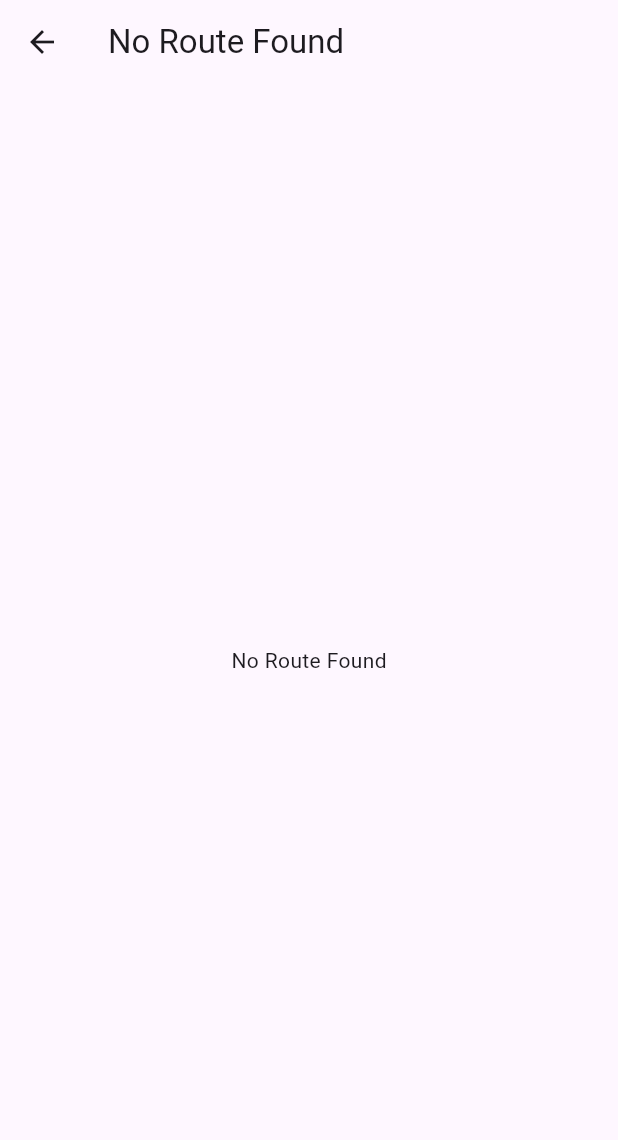
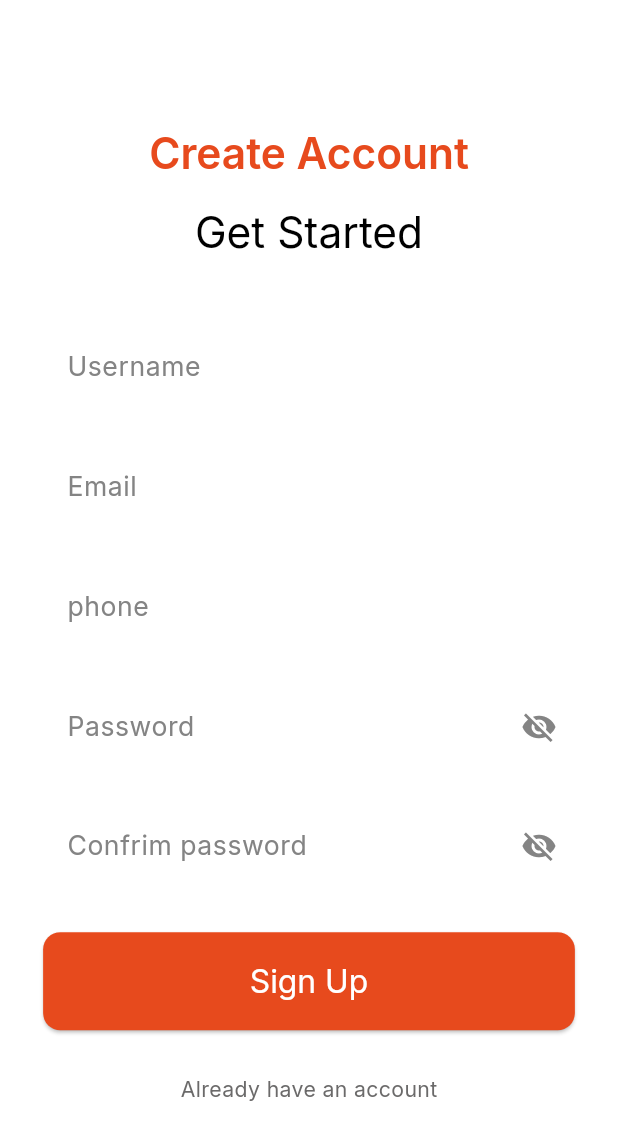
Before and after one commit to Pet-s-app/pets_app, a Flutter app: the screen it shows after launch, on a phone screen of 412 x 824 dp. Shown: the top 1140 px of the screen. Run offline on Flutter 3.47's test engine with Material 3 defaults, Android fonts, the phone set to English and light mode, and no system bars; our stand-ins replace dio, flutter_bloc, flutter_keyboard_visibility, flutter_screenutil, flutter_svg, google_fonts.

Commit message:
feature:register screen ui

```diff
--- a/lib/core/resources/color_manager.dart
+++ b/lib/core/resources/color_manager.dart
@@ -1 +1,9 @@
-class ColorManager {}
+import 'package:flutter/material.dart';
+
+class ColorManager {
+  static const Color primary = Color(0xFFE74A1D);
+  static const Color grey = Color(0xFF848484);
+  static const Color black = Color(0xFF000000);
+  static const Color darkGrey = Color(0xFF6B6A6A);
+  static const Color white = Color(0xFFFFFFFF);
+}
--- a/lib/core/resources/font_manager.dart
+++ b/lib/core/resources/font_manager.dart
@@ -1,9 +1,7 @@
 import 'package:flutter/material.dart';
 import 'package:flutter_screenutil/flutter_screenutil.dart';
 
-class FontConstants {
-  static const String fontFamily = 'Poppins';
-}
+class FontConstants {}
 
 class FontWeightManager {
   static const FontWeight light = FontWeight.w300;
--- a/lib/core/resources/value_manager.dart
+++ b/lib/core/resources/value_manager.dart
@@ -0,0 +1,30 @@
+class Insets {
+  static const double s2 = 2.0;
+  static const double s5 = 5.0;
+  static const double s8 = 8.0;
+  static const double s12 = 12.0;
+  static const double s14 = 14.0;
+  static const double s16 = 16.0;
+  static const double s18 = 18.0;
+  static const double s20 = 20.0;
+}
+
+class Sizes {
+  static const double s1 = 1;
+  static const double s2 = 2;
+  static const double s8 = 8.0;
+  static const double s10 = 10.0;
+  static const double s12 = 12.0;
+  static const double s14 = 14.0;
+  static const double s16 = 16.0;
+  static const double s18 = 18.0;
+  static const double s20 = 20.0;
+  static const double s24 = 24.0;
+  static const double s28 = 28.0;
+  static const double s40 = 40.0;
+  static const double s50 = 50.0;
+  static const double s60 = 60.0;
+  static const double s100 = 100.0;
+  static const double s120 = 120.0;
+  static const double s135 = 135.0;
+}
--- a/lib/core/routes/route_generator.dart
+++ b/lib/core/routes/route_generator.dart
@@ -1,10 +1,12 @@
 import 'package:flutter/material.dart';
+import 'package:pets_app/core/routes/routes.dart';
+import 'package:pets_app/features/auth/presentation/view/register.dart';
 
 class RouteGenerator {
   static Route<dynamic> getRoute(RouteSettings settings) {
     switch (settings.name) {
-      // case Routes.register:
-      //   return MaterialPageRoute(builder: (_) => const RegisterScreen());
+      case Routes.register:
+        return MaterialPageRoute(builder: (_) => const RegisterScreen());
       // case Routes.login:
       //   return MaterialPageRoute(builder: (_) => const LoginScreen());
 
--- /dev/null
+++ b/lib/core/shared/widgets/custom_elevated_button.dart
@@ -0,0 +1,20 @@
+import 'package:flutter/material.dart';
+
+class CustomElevatedButton extends StatelessWidget {
+  const CustomElevatedButton(
+      {required this.onPressed,
+      required this.child,
+      this.buttonStyle,
+      super.key});
+  final void Function() onPressed;
+  final Widget? child;
+  final ButtonStyle? buttonStyle;
+  @override
+  Widget build(BuildContext context) {
+    return ElevatedButton(
+      onPressed: onPressed,
+      style: buttonStyle,
+      child: child,
+    );
+  }
+}
--- /dev/null
+++ b/lib/core/shared/widgets/custom_loading_indicator.dart
@@ -0,0 +1,15 @@
+import 'package:flutter/material.dart';
+import 'package:pets_app/core/resources/color_manager.dart';
+
+class LoadingIndicator extends StatelessWidget {
+  const LoadingIndicator({this.color = ColorManager.primary, super.key});
+  final Color color;
+  @override
+  Widget build(BuildContext context) {
+    return Center(
+      child: CircularProgressIndicator(
+        color: color,
+      ),
+    );
+  }
+}
--- /dev/null
+++ b/lib/core/shared/widgets/deafult_text_field.dart
@@ -0,0 +1,108 @@
+import 'package:flutter/material.dart';
+import 'package:flutter/services.dart';
+import 'package:flutter_screenutil/flutter_screenutil.dart';
+import 'package:flutter_svg/svg.dart';
+import 'package:pets_app/core/resources/color_manager.dart';
+import 'package:pets_app/core/utils/helpers/helper_functons.dart';
+
+class DefaultTextFormField extends StatefulWidget {
+  const DefaultTextFormField({
+    this.textEditingController,
+    this.isPassword = false,
+    this.validator,
+    required this.hintText,
+    this.prefixImageName,
+    this.textInputType,
+    this.onChanged,
+    this.maxLines = 1,
+    this.isSearch = false,
+    this.textCapitalization = TextCapitalization.none,
+    this.textInputFormatter,
+    super.key,
+  });
+  final TextEditingController? textEditingController;
+  final bool isPassword;
+  final String? Function(String?)? validator;
+  final String hintText;
+  final String? prefixImageName;
+  final TextInputType? textInputType;
+  final void Function(String)? onChanged;
+  final int? maxLines;
+  final bool isSearch;
+  final TextCapitalization textCapitalization;
+  final TextInputFormatter? textInputFormatter;
+
+  @override
+  State<DefaultTextFormField> createState() => _DefaultTextFormFieldState();
+}
+
+class _DefaultTextFormFieldState extends State<DefaultTextFormField> {
+  late bool isObscure = widget.isPassword;
+  @override
+  Widget build(BuildContext context) {
+    return TextFormField(
+      onTapOutside: (event) {
+        FocusManager.instance.primaryFocus?.unfocus();
+      },
+      onEditingComplete: () {
+        FocusManager.instance.primaryFocus!.nextFocus();
+      },
+      inputFormatters: widget.textInputFormatter == null
+          ? []
+          : [
+              widget.textInputFormatter!,
+            ],
+      textCapitalization: widget.textCapitalization,
+      textInputAction: TextInputAction.done,
+      controller: widget.textEditingController,
+      onChanged: widget.onChanged,
+      cursorColor: ColorManager.primary,
+      autovalidateMode: AutovalidateMode.onUserInteraction,
+      keyboardType: widget.textInputType,
+      style: HelperFunction.textTheme(context).bodySmall,
+      maxLines: widget.maxLines,
+      decoration: InputDecoration(
+        errorMaxLines: 2,
+        filled: true,
+        fillColor: ColorManager.white,
+        prefixIcon: widget.prefixImageName != null
+            ? SvgPicture.asset(
+                'assets/icons/${widget.prefixImageName}.svg',
+                fit: BoxFit.scaleDown,
+              )
+            : null,
+        suffixIcon: widget.isPassword
+            ? IconButton(
+                onPressed: () {
+                  setState(() {
+                    isObscure = !isObscure;
+                  });
+                },
+                icon: Icon(
+                  isObscure ? Icons.visibility_off : Icons.visibility,
+                  color: ColorManager.grey,
+                ),
+              )
+            : null,
+        hintText: widget.hintText,
+        hintStyle: HelperFunction.textTheme(context).bodySmall,
+        border: OutlineInputBorder(
+          borderRadius: BorderRadius.circular(15.r),
+          borderSide: BorderSide.none,
+        ),
+        focusedBorder: OutlineInputBorder(
+          borderRadius: BorderRadius.circular(10.r),
+          borderSide: const BorderSide(
+            color: ColorManager.primary,
+            width: 2,
+          ),
+        ),
+        errorStyle: HelperFunction.textTheme(context).bodyMedium!.copyWith(
+              color: const Color.fromARGB(255, 255, 0, 0),
+            ),
+      ),
+      validator: widget.validator,
+      obscureText: isObscure,
+    );
+  }
+}
--- a/lib/core/theme/light_theme.dart
+++ b/lib/core/theme/light_theme.dart
@@ -1,10 +1,14 @@
 import 'package:flutter/material.dart';
+import 'package:flutter_screenutil/flutter_screenutil.dart';
+import 'package:google_fonts/google_fonts.dart';
+import 'package:pets_app/core/resources/color_manager.dart';
+import 'package:pets_app/core/resources/font_manager.dart';
 
-final theme = ThemeData(
-    // primaryColor: ThemeColors.black,
-    // pageTransitionsTheme: const PageTransitionsTheme(builders: {
-    //   TargetPlatform.android: FadeUpwardsPageTransitionsBuilder(),
-    // }),
+final lightTheme = ThemeData(
+  primaryColor: ColorManager.primary,
+  pageTransitionsTheme: const PageTransitionsTheme(builders: {
+    TargetPlatform.android: FadeUpwardsPageTransitionsBuilder(),
+  }),
   // appBarTheme: AppBarTheme(
   //   centerTitle: true,
   //   titleTextStyle: GoogleFonts.roboto(
@@ -18,23 +22,23 @@ final theme = ThemeData(
   //   surfaceTintColor: ThemeColors.black,
   //   foregroundColor: ThemeColors.yellow,
   // ),
-    // elevatedButtonTheme: ElevatedButtonThemeData(
-    //   style: ElevatedButton.styleFrom(
-    //     backgroundColor: ThemeColors.yellow,
-    //     fixedSize: Size(double.infinity, 55.h),
-    //     textStyle: GoogleFonts.roboto(
-    //       color: ThemeColors.black,
-    //       fontSize: 20,
-    //     ),
-    //     foregroundColor: ThemeColors.black,
-    //     shape: RoundedRectangleBorder(
-    //       borderRadius: BorderRadius.circular(
-    //         15.r,
-    //       ),
-    //     ),
-    //     minimumSize: Size(double.infinity, 55.h),
-    //   ),
-    // ),
+  elevatedButtonTheme: ElevatedButtonThemeData(
+    style: ElevatedButton.styleFrom(
+      backgroundColor: ColorManager.primary,
+      fixedSize: Size(double.infinity, 74.h),
+      textStyle: GoogleFonts.inter(
+        color: ColorManager.white,
+        fontSize: FontSize.s24,
+      ),
+      foregroundColor: ColorManager.white,
+      shape: RoundedRectangleBorder(
+        borderRadius: BorderRadius.circular(
+          13.r,
+        ),
+      ),
+      minimumSize: Size(double.infinity, 74.h),
+    ),
+  ),
   // outlinedButtonTheme: OutlinedButtonThemeData(
   //   style: OutlinedButton.styleFrom(
   //     fixedSize: Size(double.infinity, 55.h),
@@ -53,22 +57,33 @@ final theme = ThemeData(
   //     ),
   //   ),
   // ),
-    // scaffoldBackgroundColor: ThemeColors.black,
-    // textTheme: TextTheme(
-    //     bodyLarge: GoogleFonts.inter(
-    //       fontSize: 36.sp,
-    //       fontWeight: FontWeight.w500,
-    //       color: ThemeColors.white,
-    //     ),
-    //     bodyMedium: GoogleFonts.roboto(
-    //       fontSize: 16.sp,
-    //       color: ThemeColors.white,
-    //     ),
-    //     titleLarge: GoogleFonts.roboto(
-    //       fontSize: 24.sp,
-    //       fontWeight: FontWeight.w700,
-    //       color: ThemeColors.white,
-    //     )),
+  scaffoldBackgroundColor: ColorManager.white,
+  textTheme: TextTheme(
+    bodyLarge: GoogleFonts.inter(
+      fontSize: 40.sp,
+      fontWeight: FontWeightManager.semiBold,
+      color: ColorManager.primary,
+    ),
+    bodySmall: GoogleFonts.inter(
+      fontSize: 20.sp,
+      fontWeight: FontWeightManager.regular,
+      color: ColorManager.grey,
+    ),
+    bodyMedium: GoogleFonts.inter(
+      fontSize: FontSize.s16,
+      color: ColorManager.grey,
+    ),
+    titleLarge: GoogleFonts.inter(
+      fontSize: 24.sp,
+      fontWeight: FontWeightManager.semiBold,
+      color: ColorManager.black,
+    ),
+    headlineLarge: GoogleFonts.inter(
+      fontSize: 32.sp,
+      fontWeight: FontWeightManager.semiBold,
+      color: ColorManager.primary,
+    ),
+  ),
   // bottomNavigationBarTheme: const BottomNavigationBarThemeData(
   //   backgroundColor: ThemeColors.grey,
   //   selectedItemColor: ThemeColors.yellow,
--- /dev/null
+++ b/lib/core/utils/helpers/helper_functons.dart
@@ -0,0 +1,7 @@
+import 'package:flutter/material.dart';
+
+class HelperFunction {
+  static TextTheme textTheme(BuildContext context) {
+    return Theme.of(context).textTheme;
+  }
+}
--- /dev/null
+++ b/lib/features/auth/presentation/view/register.dart
@@ -0,0 +1,152 @@
+import 'dart:async';
+
+import 'package:flutter/material.dart';
+import 'package:flutter_keyboard_visibility/flutter_keyboard_visibility.dart';
+import 'package:flutter_screenutil/flutter_screenutil.dart';
+import 'package:pets_app/core/resources/color_manager.dart';
+import 'package:pets_app/core/shared/widgets/custom_elevated_button.dart';
+import 'package:pets_app/core/shared/widgets/deafult_text_field.dart';
+import 'package:pets_app/core/utils/helpers/helper_functons.dart';
+import 'package:pets_app/core/utils/helpers/validation_helper.dart';
+
+class RegisterScreen extends StatefulWidget {
+  const RegisterScreen({super.key});
+
+  @override
+  State<RegisterScreen> createState() => _RegisterScreenState();
+}
+
+class _RegisterScreenState extends State<RegisterScreen> {
+  final GlobalKey<FormState> _formKey = GlobalKey<FormState>();
+  final TextEditingController _userNameController = TextEditingController();
+  final TextEditingController _emailController = TextEditingController();
+  final TextEditingController _phoneController = TextEditingController();
+  final TextEditingController _passwordController = TextEditingController();
+  final TextEditingController _confrimPasswordController =
+      TextEditingController();
+  late StreamSubscription<bool> keyboardSubscription;
+
+  @override
+  void initState() {
+    super.initState();
+
+    var keyboardVisibilityController = KeyboardVisibilityController();
+
+    keyboardSubscription =
+        keyboardVisibilityController.onChange.listen((bool visible) {
+      if (!visible) {
+        FocusManager.instance.primaryFocus!.unfocus();
+      }
+    });
+  }
+
+  @override
+  void dispose() {
+    _userNameController.dispose();
+    _emailController.dispose();
+    _phoneController.dispose();
+    _passwordController.dispose();
+    _confrimPasswordController.dispose();
+    super.dispose();
+  }
+
+  @override
+  Widget build(BuildContext context) {
+    return Scaffold(
+      body: SafeArea(
+        minimum: EdgeInsets.only(top: 96.h),
+        child: Form(
+          key: _formKey,
+          child: Padding(
+            padding: EdgeInsets.symmetric(horizontal: 30.w),
+            child: SingleChildScrollView(
+              child: Column(
+                children: [
+                  Text(
+                    'Create Account',
+                    style: HelperFunction.textTheme(context).headlineLarge,
+                  ),
+                  SizedBox(
+                    height: 20.h,
+                  ),
+                  Text(
+                    'Get Started',
+                    style: HelperFunction.textTheme(context)
+                        .headlineLarge!
+                        .copyWith(
+                          color: ColorManager.black,
+                          fontWeight: FontWeight.normal,
+                        ),
+                  ),
+                  SizedBox(
+                    height: 50.h,
+                  ),
+                  DefaultTextFormField(
+                    hintText: 'Username',
+                    textEditingController: _userNameController,
+                    textCapitalization: TextCapitalization.words,
+                  ),
+                  SizedBox(
+                    height: 27.h,
+                  ),
+                  DefaultTextFormField(
+                    hintText: 'Email',
+                    textEditingController: _emailController,
+                    textInputType: TextInputType.emailAddress,
+                    validator: (email) => ValidationHelper.isValidEmail(email),
+                  ),
+                  SizedBox(
+                    height: 27.h,
+                  ),
+                  DefaultTextFormField(
+                    hintText: 'phone',
+                    textEditingController: _phoneController,
+                  ),
+                  SizedBox(
+                    height: 27.h,
+                  ),
+                  DefaultTextFormField(
+                    hintText: 'Password',
+                    isPassword: true,
+                    textEditingController: _passwordController,
+                    validator: (password) =>
+                        ValidationHelper.isValidPassword(password),
+                  ),
+                  SizedBox(
+                    height: 27.h,
+                  ),
+                  DefaultTextFormField(
+                    hintText: 'Confrim password',
+                    textEditingController: _confrimPasswordController,
+                    isPassword: true,
+                    validator: (confirmPassword) =>
+                        ValidationHelper.isValidConfirmPassword(
+                      confirmPassword,
+                      _confrimPasswordController,
+                    ),
+                  ),
+                  SizedBox(
+                    height: 33.h,
+                  ),
+                  CustomElevatedButton(
+                    onPressed: () {},
+                    child: const Text('Sign Up'),
+                  ),
+                  SizedBox(
+                    height: 33.h,
+                  ),
+                  Text(
+                    'Already have an account',
+                    style: HelperFunction.textTheme(context)
+                        .bodyMedium!
+                        .copyWith(color: ColorManager.darkGrey),
+                  ),
+                ],
+              ),
+            ),
+          ),
+        ),
+      ),
+    );
+  }
+}
--- a/lib/main.dart
+++ b/lib/main.dart
@@ -4,6 +4,7 @@ import 'package:flutter_screenutil/flutter_screenutil.dart';
 import 'package:pets_app/core/observer/bloc_observer.dart';
 import 'package:pets_app/core/routes/route_generator.dart';
 import 'package:pets_app/core/routes/routes.dart';
+import 'package:pets_app/core/theme/light_theme.dart';
 
 void main() {
   WidgetsFlutterBinding.ensureInitialized();
@@ -21,9 +22,11 @@ class Pets extends StatelessWidget {
       minTextAdapt: true,
       splitScreenMode: true,
       builder: (context, child) {
-        return const MaterialApp(
+        return MaterialApp(
+          debugShowCheckedModeBanner: false,
           title: 'Pets App',
-          initialRoute: Routes.login,
+          theme: lightTheme,
+          initialRoute: Routes.register,
           onGenerateRoute: RouteGenerator.getRoute,
         );
       },
--- a/pubspec.yaml
+++ b/pubspec.yaml
@@ -33,6 +33,7 @@ dependencies:
   flutter:
     sdk: flutter
   flutter_bloc: ^9.1.0
+  flutter_keyboard_visibility: ^6.0.0
   flutter_screenutil: ^5.9.3
   flutter_svg: ^2.0.17
   google_fonts: ^6.2.1
```
Also changed, not shown: pubspec.lock. Lines whose indentation alone changed are shown as unchanged.
